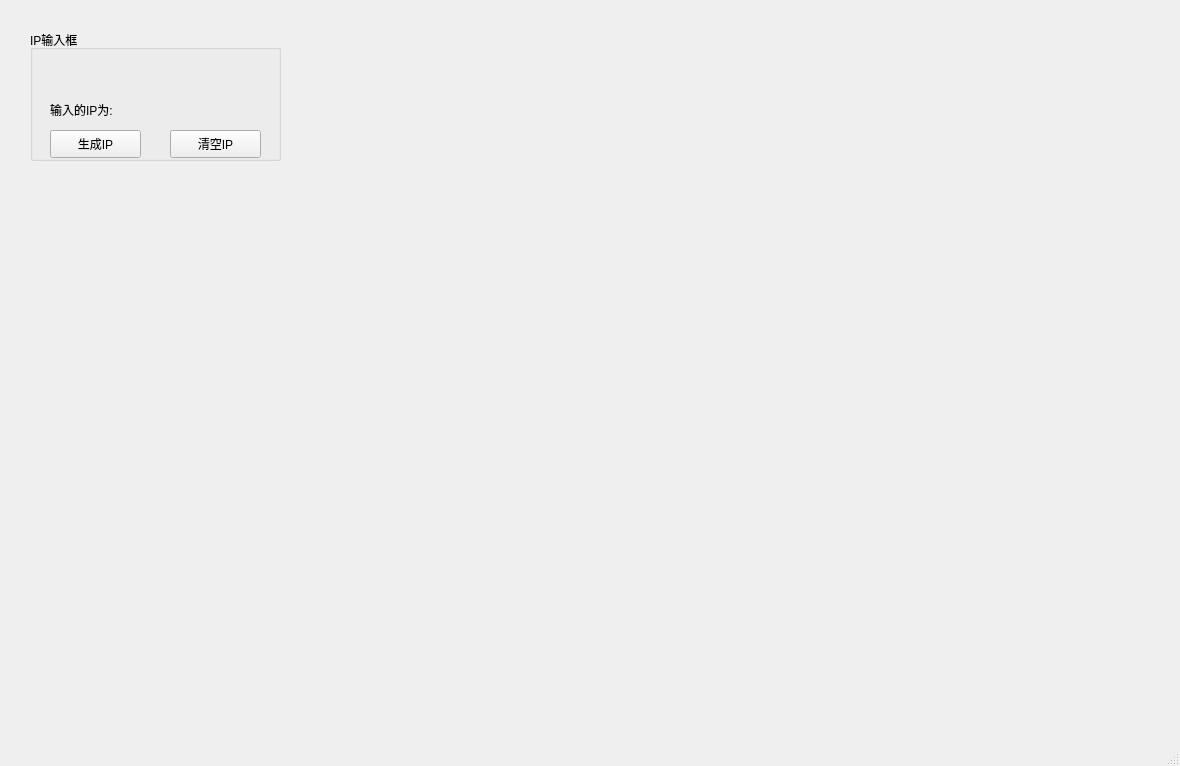
The window that mainwindow.ui (TURIING/QtDemo) describes before a commit, drawn with Qt 5.
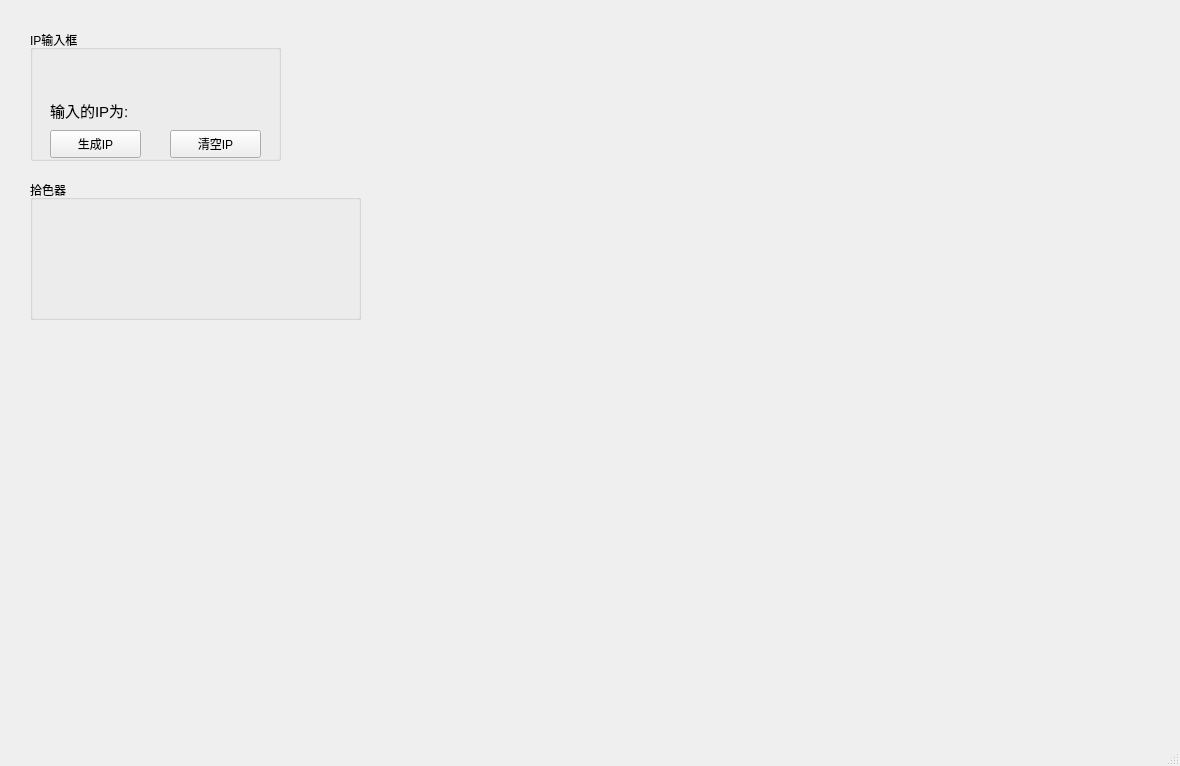
The same window after the commit. Custom widgets are drawn as their Qt base class.

Commit message: feat: 实现拾色器

```diff
--- a/mainwindow.ui
+++ b/mainwindow.ui
@@ -84,11 +84,39 @@
        <height>20</height>
       </rect>
      </property>
+     <property name="font">
+      <font>
+       <pointsize>11</pointsize>
+      </font>
+     </property>
      <property name="text">
       <string>输入的IP为:</string>
      </property>
     </widget>
    </widget>
+   <widget class="QGroupBox" name="groupBox_2">
+    <property name="geometry">
+     <rect>
+      <x>30</x>
+      <y>180</y>
+      <width>331</width>
+      <height>140</height>
+     </rect>
+    </property>
+    <property name="title">
+     <string>拾色器</string>
+    </property>
+    <widget class="ColorPicker" name="widget" native="true">
+     <property name="geometry">
+      <rect>
+       <x>10</x>
+       <y>20</y>
+       <width>311</width>
+       <height>108</height>
+      </rect>
+     </property>
+    </widget>
+   </widget>
   </widget>
   <widget class="QMenuBar" name="menubar">
    <property name="geometry">
@@ -109,6 +137,12 @@
    <header>iplineedit.h</header>
    <container>1</container>
   </customwidget>
+  <customwidget>
+   <class>ColorPicker</class>
+   <extends>QWidget</extends>
+   <header>ColorPicker.h</header>
+   <container>1</container>
+  </customwidget>
  </customwidgets>
  <resources/>
  <connections/>
```
Left out of the diff: 2 changed lines with no effect on the pictures. The commit also changes 7 other files.
